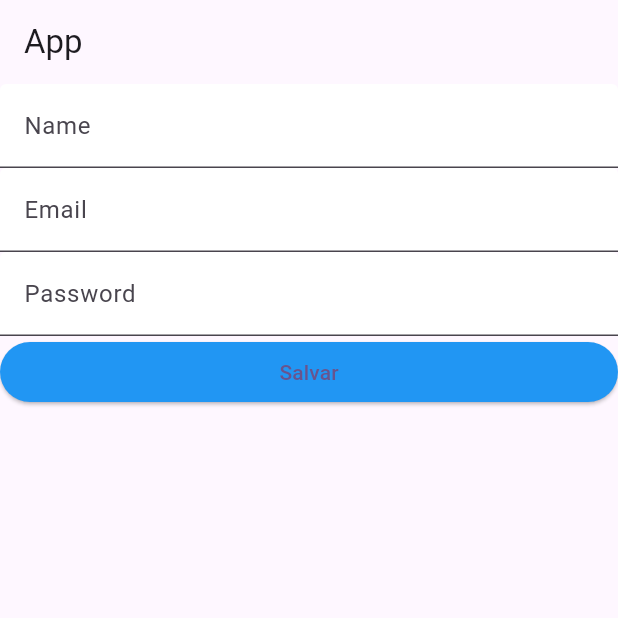
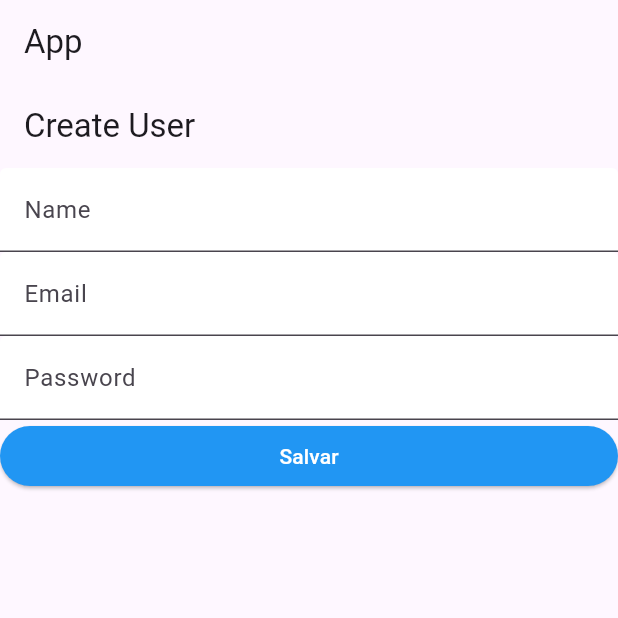
Before and after one commit to JorgeKauan/Teache_Hunt_test, a Flutter app: the screen it shows after launch, after a tap on "Salvar", on a phone screen of 412 x 824 dp, the top half of it. Run offline on Flutter 3.47's test engine with Material 3 defaults, Android fonts, the light colour scheme and no system bars.

Commit message:
first commit

```diff
--- a/lib/main.dart
+++ b/lib/main.dart
@@ -22,7 +22,9 @@
           appBar: AppBar(title: Text('App')),
           body: Userform(),
         ),
-        routes: {},
+        routes: {
+          "/create": (_) => Userform()
+        },
       ),
     );
   }
--- a/lib/userForm.dart
+++ b/lib/userForm.dart
@@ -1,5 +1,9 @@
 import 'package:flutter/material.dart';
 import 'package:teachehunt/fieldForm.dart';
+import 'package:teachehunt/user.dart';
+import 'package:teachehunt/user_provider.dart';
+
+
 
 class Userform extends StatefulWidget {
   const Userform({super.key});
@@ -15,7 +19,31 @@ class _UserformState extends State<Userform> {
 
   @override
   Widget build(BuildContext context) {
-    return Center(
+
+   void save() {
+  final userProvider = UserProvider.of(context);
+
+  if (userProvider != null) {
+    User user = User(
+      name: controllerName.text,
+      email: controllerEmail.text,
+      password: controllerPassword.text,
+    );
+
+    userProvider.users.insert(0, user);
+  } else {
+    print('UserProvider não encontrado no contexto');
+  }
+
+  print(userProvider?.users[0].name);
+}
+
+
+    return Scaffold(
+      appBar: AppBar(
+        title: Text('Create User'),
+      ),
+      body: Center(
         child: Column(
           children: [
             Fieldform(
@@ -37,13 +65,15 @@ class _UserformState extends State<Userform> {
             SizedBox(
               width: double.infinity,
               child: ElevatedButton(
-              onPressed: () {},
+                onPressed: save,
                 style: ElevatedButton.styleFrom(backgroundColor: Colors.blue),
-              child: Text('Salvar'),
+                child: Text('Salvar',
+                style: TextStyle(color: Colors.white),),
               ),
             ),
           ],
         ),
+      ),
     );
   }
 }
```
Lines whose indentation alone changed are shown as unchanged.
